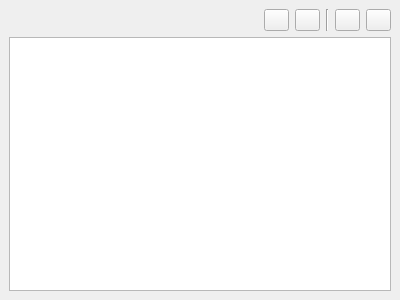
Before: the Qt Designer form app/ui/xsheet.ui in pencil2d/pencil, drawn with Qt 5.
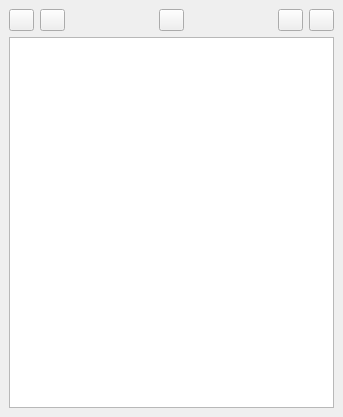
After: the same form once the commit is applied. Icons and pictures are not drawn.

Commit message: Remove/Add Keyframes/Lipsync from xsheet.

```diff
--- a/app/ui/xsheet.ui
+++ b/app/ui/xsheet.ui
@@ -6,8 +6,8 @@
    <rect>
     <x>0</x>
     <y>0</y>
-    <width>400</width>
-    <height>300</height>
+    <width>343</width>
+    <height>417</height>
    </rect>
   </property>
   <property name="windowIcon">
@@ -24,19 +24,6 @@
    <layout class="QVBoxLayout" name="verticalLayout">
     <item>
      <layout class="QHBoxLayout" name="horizontalLayout">
-      <item>
-       <spacer name="horizontalSpacer">
-        <property name="orientation">
-         <enum>Qt::Horizontal</enum>
-        </property>
-        <property name="sizeHint" stdset="0">
-         <size>
-          <width>40</width>
-          <height>20</height>
-         </size>
-        </property>
-       </spacer>
-      </item>
       <item>
        <widget class="QPushButton" name="btnSave">
         <property name="maximumSize">
@@ -72,12 +59,51 @@
        </widget>
       </item>
       <item>
-       <widget class="Line" name="line">
+       <spacer name="horizontalSpacer">
         <property name="orientation">
-         <enum>Qt::Vertical</enum>
+         <enum>Qt::Horizontal</enum>
+        </property>
+        <property name="sizeHint" stdset="0">
+         <size>
+          <width>40</width>
+          <height>20</height>
+         </size>
+        </property>
+       </spacer>
+      </item>
+      <item>
+       <widget class="QPushButton" name="btnDeleteFrame">
+        <property name="maximumSize">
+         <size>
+          <width>25</width>
+          <height>16777215</height>
+         </size>
+        </property>
+        <property name="toolTip">
+         <string>Erase Frame or Lipsync</string>
+        </property>
+        <property name="text">
+         <string/>
+        </property>
+        <property name="icon">
+         <iconset resource="../data/app.qrc">
+          <normaloff>:/icons/remove.png</normaloff>:/icons/remove.png</iconset>
         </property>
        </widget>
       </item>
+      <item>
+       <spacer name="horizontalSpacer_2">
+        <property name="orientation">
+         <enum>Qt::Horizontal</enum>
+        </property>
+        <property name="sizeHint" stdset="0">
+         <size>
+          <width>40</width>
+          <height>20</height>
+         </size>
+        </property>
+       </spacer>
+      </item>
       <item>
        <widget class="QPushButton" name="btnNoPapa">
         <property name="maximumSize">
```
Left out of the diff: 12 changed lines with no effect on the pictures. The commit also changes 2 other files.
